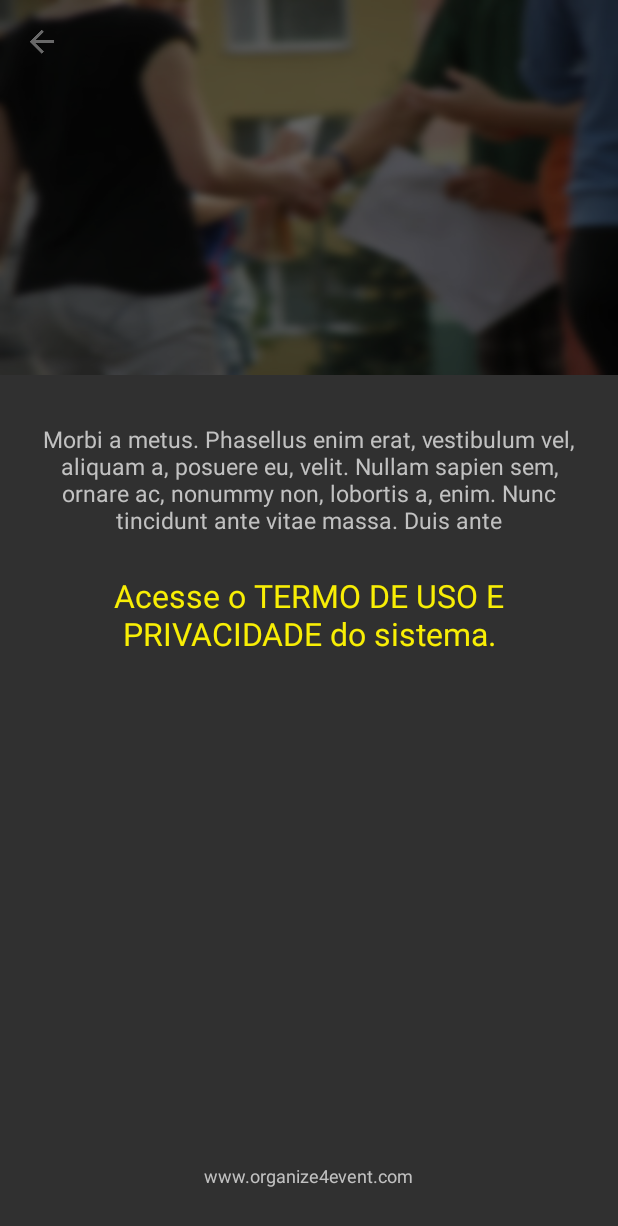
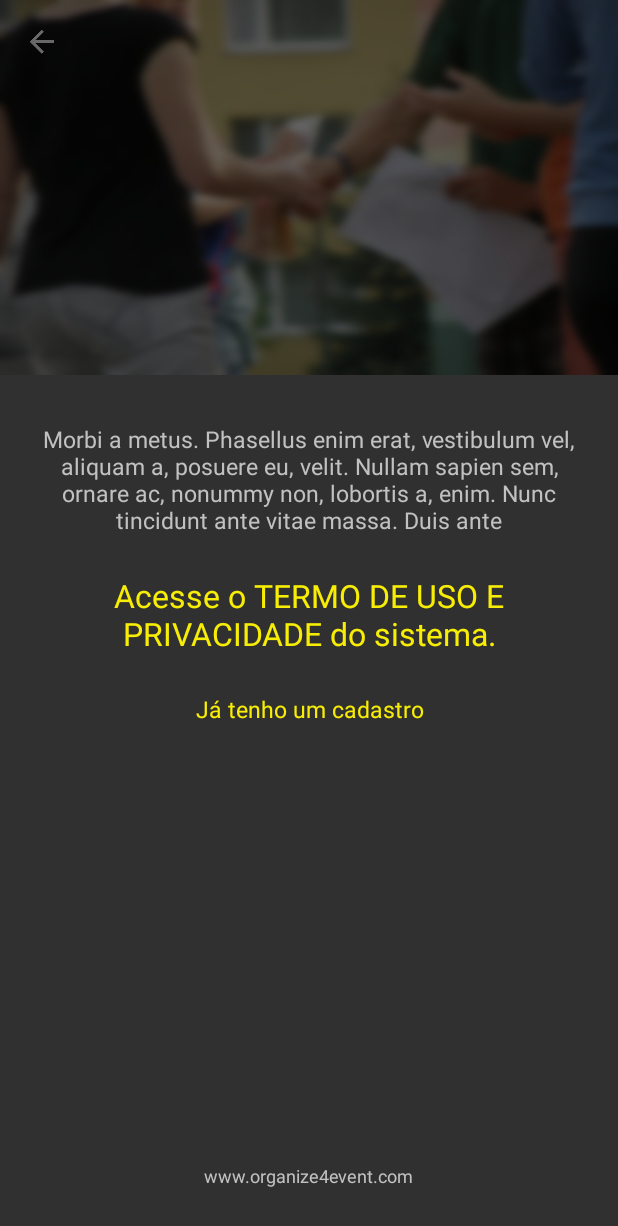
Before and after one commit to WashingtonFD/organize_android, an Android app: the layout activity_apresentation.xml on its own in the app's theme, with its tools: preview values and no code run, on a phone screen of 412 x 824 dp. Shown: the top 1226 px of the screen. Run offline under Robolectric (Android 15) with nearby library versions, the phone set to English and light mode, and no system bars.

Commit message:
adjusts in implementation firstaccess

```diff
--- a/organize/app/src/main/java/com/organize4event/organize/ui/activities/ApresentationActivity.java
+++ b/organize/app/src/main/java/com/organize4event/organize/ui/activities/ApresentationActivity.java
@@ -33,7 +33,7 @@ public class ApresentationActivity extends BaseActivity {
         context = ApresentationActivity.this;
     }
 
-    @OnClick({R.id.txtTermUse, R.id.txtSite, R.id.imgBack})
+    @OnClick({R.id.txtTermUse, R.id.txtSite, R.id.imgBack, R.id.txtIsRegistered})
     public void actionOnClickView(View view){
         switch (view.getId()){
             case R.id.txtTermUse:
@@ -48,6 +48,9 @@ public class ApresentationActivity extends BaseActivity {
             case R.id.imgBack:
                 finish();
                 break;
+            case R.id.txtIsRegistered:
+                startActivity(new Intent(context, LoginActivity.class));
+                finish();
         }
     }
 }
--- a/organize/app/src/main/java/com/organize4event/organize/ui/activities/LoginActivity.java
+++ b/organize/app/src/main/java/com/organize4event/organize/ui/activities/LoginActivity.java
@@ -138,7 +138,7 @@ public class LoginActivity extends BaseActivity implements Validator.ValidationL
         }
     }
 
-    @OnClick({R.id.btnLogin, R.id.btnCancel, R.id.btnForgotPasswordSend, R.id.btnForgotPasswordCancel})
+    @OnClick({R.id.btnLogin, R.id.btnCancel, R.id.btnForgotPasswordSend, R.id.btnForgotPasswordCancel, R.id.txtIsNotRegistered})
     public void actionButtonClick(View view){
         switch (view.getId()){
             case R.id.btnLogin:
@@ -152,6 +152,10 @@ public class LoginActivity extends BaseActivity implements Validator.ValidationL
                 break;
             case R.id.btnForgotPasswordCancel:
                 containerForgotPassword.setVisibility(View.GONE);
+                break;
+            case R.id.txtIsNotRegistered:
+                startActivity(new Intent(context, ApresentationActivity.class));
+                break;
         }
     }
 
--- a/organize/app/src/main/res/layout/activity_apresentation.xml
+++ b/organize/app/src/main/res/layout/activity_apresentation.xml
@@ -64,6 +64,19 @@
             />
 
         <TextView
+            android:id="@+id/txtIsRegistered"
+            android:layout_width="match_parent"
+            android:layout_height="wrap_content"
+            android:layout_below="@+id/txtTermUse"
+            android:layout_marginTop="@dimen/margin_large"
+            android:text="@string/content_is_registered"
+            android:textAlignment="center"
+            android:textSize="@dimen/text_size_default"
+            android:textColor="@color/colorPrimary"
+            android:textAppearance="@style/Theme.Organize.TextAppearance.GothamRounded.Book"
+            />
+
+        <TextView
             android:id="@+id/txtSite"
             android:layout_width="wrap_content"
             android:layout_height="wrap_content"
--- a/organize/app/src/main/res/values/strings.xml
+++ b/organize/app/src/main/res/values/strings.xml
@@ -3,6 +3,8 @@
 
     <string name="content_presentation">Morbi a metus. Phasellus enim erat, vestibulum vel, aliquam a, posuere eu, velit. Nullam sapien sem, ornare ac, nonummy non, lobortis a, enim. Nunc tincidunt ante vitae massa. Duis ante</string>
     <string name="content_term_use">Acesse o TERMO DE USO E PRIVACIDADE do sistema.</string>
+    <string name="content_is_registered">Já tenho um cadastro</string>
+    <string name="content_is_not_registered">Não possuo cadastro</string>
 
     <string name="date_format">dd-mm-yyyy</string>
 
```
Also changed, not shown: organize/app/src/main/res/layout/activity_login.xml (+12 -0 lines).
